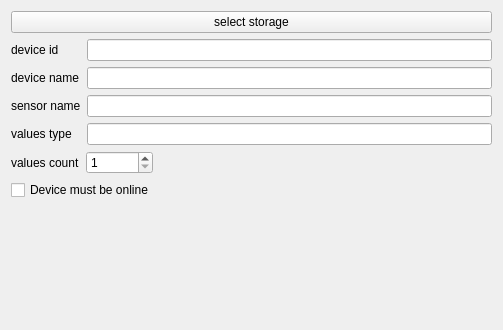
Above: wliotproxy-src/libVDIL-editor/ui/StorageSourceBlockEditorWidget.ui from ooolms/wl_iot_framework before the change. Below: the same form after it.
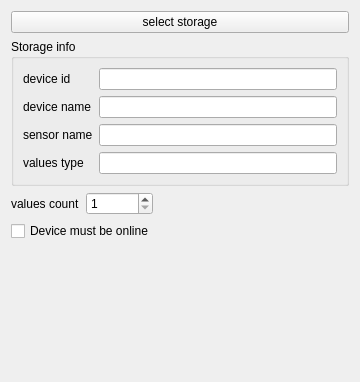
That is the form after the change.

```diff
--- a/wliotproxy-src/libVDIL-editor/ui/StorageSourceBlockEditorWidget.ui
+++ b/wliotproxy-src/libVDIL-editor/ui/StorageSourceBlockEditorWidget.ui
@@ -6,77 +6,22 @@
    <rect>
     <x>0</x>
     <y>0</y>
-    <width>503</width>
-    <height>330</height>
+    <width>360</width>
+    <height>382</height>
    </rect>
   </property>
   <property name="windowTitle">
    <string>Form</string>
   </property>
   <layout class="QGridLayout" name="gridLayout">
-   <item row="0" column="0" colspan="2">
-    <widget class="QPushButton" name="selectStorageBtn">
+   <item row="3" column="0" colspan="2">
+    <widget class="QCheckBox" name="needDeviceCheck">
      <property name="text">
-      <string>select storage</string>
+      <string>Device must be online</string>
      </property>
     </widget>
    </item>
-   <item row="4" column="0">
-    <widget class="QLabel" name="label_4">
-     <property name="text">
-      <string>values type</string>
-     </property>
-    </widget>
-   </item>
-   <item row="7" column="0">
-    <spacer name="verticalSpacer">
-     <property name="orientation">
-      <enum>Qt::Vertical</enum>
-     </property>
-     <property name="sizeHint" stdset="0">
-      <size>
-       <width>20</width>
-       <height>40</height>
-      </size>
-     </property>
-    </spacer>
-   </item>
-   <item row="1" column="1">
-    <widget class="QLineEdit" name="deviceIdEdit">
-     <property name="readOnly">
-      <bool>true</bool>
-     </property>
-    </widget>
-   </item>
-   <item row="2" column="0">
-    <widget class="QLabel" name="label_5">
-     <property name="text">
-      <string>device name</string>
-     </property>
-    </widget>
-   </item>
-   <item row="3" column="0">
-    <widget class="QLabel" name="label_3">
-     <property name="text">
-      <string>sensor name</string>
-     </property>
-    </widget>
-   </item>
-   <item row="3" column="1">
-    <widget class="QLineEdit" name="sensorNameEdit">
-     <property name="readOnly">
-      <bool>true</bool>
-     </property>
-    </widget>
-   </item>
-   <item row="1" column="0">
-    <widget class="QLabel" name="label_2">
-     <property name="text">
-      <string>device id</string>
-     </property>
-    </widget>
-   </item>
-   <item row="5" column="0" colspan="2">
+   <item row="2" column="0" colspan="2">
     <widget class="QWidget" name="widget" native="true">
      <layout class="QHBoxLayout" name="horizontalLayout">
       <property name="leftMargin">
@@ -124,16 +69,88 @@
      </layout>
     </widget>
    </item>
-   <item row="2" column="1">
-    <widget class="QLineEdit" name="devNameEdit"/>
+   <item row="4" column="0">
+    <spacer name="verticalSpacer">
+     <property name="orientation">
+      <enum>Qt::Vertical</enum>
+     </property>
+     <property name="sizeHint" stdset="0">
+      <size>
+       <width>20</width>
+       <height>40</height>
+      </size>
+     </property>
+    </spacer>
    </item>
-   <item row="4" column="1">
-    <widget class="QLineEdit" name="valTypeEdit"/>
+   <item row="1" column="0" colspan="2">
+    <widget class="QGroupBox" name="groupBox">
+     <property name="title">
+      <string>Storage info</string>
+     </property>
+     <layout class="QGridLayout" name="gridLayout_2">
+      <item row="0" column="0">
+       <widget class="QLabel" name="label_2">
+        <property name="text">
+         <string>device id</string>
+        </property>
+       </widget>
+      </item>
+      <item row="0" column="1">
+       <widget class="QLineEdit" name="deviceIdEdit">
+        <property name="readOnly">
+         <bool>true</bool>
+        </property>
+       </widget>
+      </item>
+      <item row="1" column="0">
+       <widget class="QLabel" name="label_5">
+        <property name="text">
+         <string>device name</string>
+        </property>
+       </widget>
+      </item>
+      <item row="1" column="1">
+       <widget class="QLineEdit" name="devNameEdit">
+        <property name="readOnly">
+         <bool>true</bool>
+        </property>
+       </widget>
+      </item>
+      <item row="2" column="0">
+       <widget class="QLabel" name="label_3">
+        <property name="text">
+         <string>sensor name</string>
+        </property>
+       </widget>
+      </item>
+      <item row="2" column="1">
+       <widget class="QLineEdit" name="sensorNameEdit">
+        <property name="readOnly">
+         <bool>true</bool>
+        </property>
+       </widget>
+      </item>
+      <item row="3" column="0">
+       <widget class="QLabel" name="label_4">
+        <property name="text">
+         <string>values type</string>
+        </property>
+       </widget>
+      </item>
+      <item row="3" column="1">
+       <widget class="QLineEdit" name="valTypeEdit">
+        <property name="readOnly">
+         <bool>true</bool>
+        </property>
+       </widget>
+      </item>
+     </layout>
+    </widget>
    </item>
-   <item row="6" column="0" colspan="2">
-    <widget class="QCheckBox" name="needDeviceCheck">
+   <item row="0" column="0" colspan="2">
+    <widget class="QPushButton" name="selectStorageBtn">
      <property name="text">
-      <string>Device must be online</string>
+      <string>select storage</string>
      </property>
     </widget>
    </item>
```
